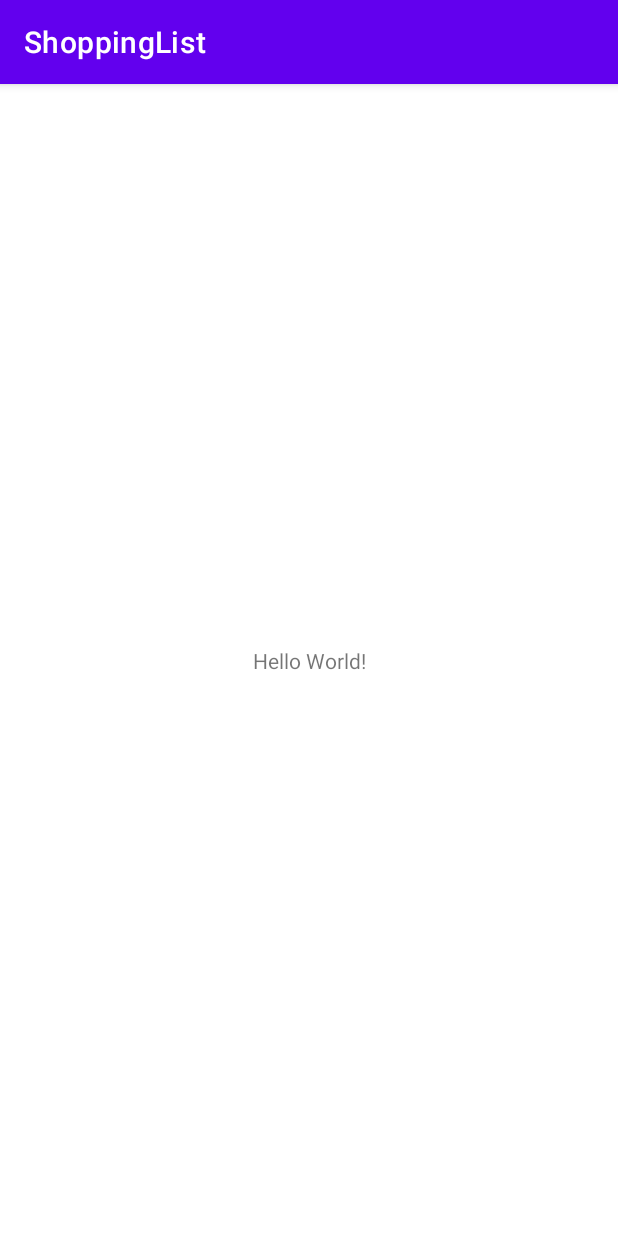
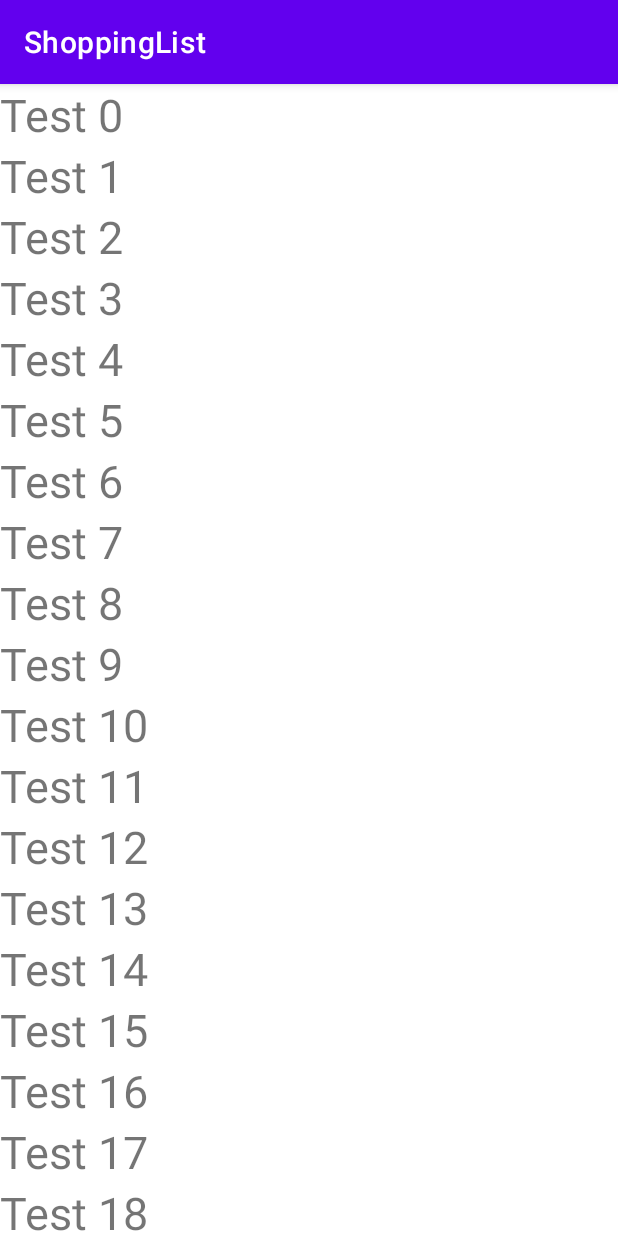
Before and after one commit to mengyuqiao/ShoppingList, an Android app: the screen it shows after launch (MainActivity), on a phone screen of 412 x 824 dp. Run offline under Robolectric (Android 15) with nearby library versions, the phone set to English and light mode, and no system bars.

Commit message:
Second commit: Create Product.java to store product information, create ProductAdapter.java to show information of products dynamically with RecyclerView. Print the position number when a position is pressed.

```diff
--- a/app/src/main/java/com/example/shoppinglist/MainActivity.java
+++ b/app/src/main/java/com/example/shoppinglist/MainActivity.java
@@ -1,14 +1,46 @@
 package com.example.shoppinglist;
 
 import androidx.appcompat.app.AppCompatActivity;
+import androidx.recyclerview.widget.LinearLayoutManager;
+import androidx.recyclerview.widget.RecyclerView;
 
 import android.os.Bundle;
+import android.widget.Toast;
+
+import java.util.ArrayList;
+import java.util.List;
+import java.util.Random;
 
 public class MainActivity extends AppCompatActivity {
+    private List<Product> productList = new ArrayList<>();
 
     @Override
     protected void onCreate(Bundle savedInstanceState) {
         super.onCreate(savedInstanceState);
         setContentView(R.layout.activity_main);
+
+        // generate initial products
+        int min = 1;
+        int max = 1000;
+        for (int i = 0; i < 100; i++) {
+            productList.add(new Product("Test " + i, (float) min + (int) (Math.random() * (max - min))));
+        }
+
+        // send data to adapter
+        RecyclerView recyclerView = findViewById(R.id.rcView);
+
+        LinearLayoutManager linearLayoutManager = new LinearLayoutManager(this);
+        recyclerView.setLayoutManager(linearLayoutManager);
+
+        ProductAdapter productAdapter = new ProductAdapter(productList, this);
+        recyclerView.setAdapter(productAdapter);
+
+        // add listener
+        productAdapter.setOnRecyclerItemClickListener(new ProductAdapter.OnRecyclerItemClickListener() {
+            @Override
+            public void onRecyclerItemClick(int position) {
+                System.out.println("position" + position);
+            }
+        });
     }
 }
--- /dev/null
+++ b/app/src/main/java/com/example/shoppinglist/Product.java
@@ -0,0 +1,55 @@
+package com.example.shoppinglist;
+
+import java.text.SimpleDateFormat;
+import java.util.Calendar;
+import java.util.Date;
+
+public class Product {
+    private String name;
+    private float price;
+    private String date;
+
+    public Product() {
+    }
+
+    public Product(String name, float price) {
+        this.name = name;
+        this.price = price;
+        SimpleDateFormat sdf = new SimpleDateFormat();
+        sdf.applyPattern("yyyy-MM-dd HH:mm:ss");
+        this.date = sdf.format(new Date());
+    }
+
+    public String getName() {
+        return name;
+    }
+
+    public void setName(String name) {
+        this.name = name;
+    }
+
+    public float getPrice() {
+        return price;
+    }
+
+    public void setPrice(float price) {
+        this.price = price;
+    }
+
+    public String getDate() {
+        return date;
+    }
+
+    public void setDate(String date) {
+        this.date = date;
+    }
+
+    @Override
+    public String toString() {
+        return "Product{" +
+                "name='" + name + '\'' +
+                ", price=" + price +
+                ", date='" + date + '\'' +
+                '}';
+    }
+}
--- /dev/null
+++ b/app/src/main/java/com/example/shoppinglist/ProductAdapter.java
@@ -0,0 +1,67 @@
+package com.example.shoppinglist;
+
+import android.content.Context;
+import android.view.View;
+import android.view.ViewGroup;
+import android.widget.TextView;
+
+import androidx.annotation.NonNull;
+import androidx.recyclerview.widget.RecyclerView;
+
+import java.util.ArrayList;
+import java.util.List;
+
+public class ProductAdapter extends RecyclerView.Adapter<ProductAdapter.ProductViewHolder> {
+    private List<Product> productList = new ArrayList<>();
+    private final Context context;
+
+    public ProductAdapter(List<Product> productList, Context context) {
+        this.productList = productList;
+        this.context = context;
+    }
+
+    @NonNull
+    @Override
+    public ProductViewHolder onCreateViewHolder(@NonNull ViewGroup parent, int viewType) {
+        View view = View.inflate(context, R.layout.product_item, null);
+        return new ProductViewHolder(view);
+    }
+
+    @Override
+    public void onBindViewHolder(@NonNull ProductViewHolder holder, int position) {
+        holder.textView.setText(productList.get(position).getName());
+    }
+
+    @Override
+    public int getItemCount() {
+        return productList == null ? 0 : productList.size();
+    }
+
+    public class ProductViewHolder extends RecyclerView.ViewHolder {
+        private TextView textView;
+
+        public ProductViewHolder(@NonNull View itemView) {
+            super(itemView);
+            textView = itemView.findViewById(R.id.item_textview);
+
+            textView.setOnClickListener(new View.OnClickListener() {
+                @Override
+                public void onClick(View view) {
+                    if (onRecyclerItemClickListener != null){
+                        onRecyclerItemClickListener.onRecyclerItemClick(getAdapterPosition());
+                    }
+                }
+            });
+        }
+    }
+
+    private OnRecyclerItemClickListener onRecyclerItemClickListener;
+
+    public void setOnRecyclerItemClickListener(OnRecyclerItemClickListener listener){
+        this.onRecyclerItemClickListener = listener;
+    }
+
+    public interface OnRecyclerItemClickListener{
+        void onRecyclerItemClick(int position);
+    }
+}
--- a/app/src/main/res/layout/activity_main.xml
+++ b/app/src/main/res/layout/activity_main.xml
@@ -6,13 +6,9 @@
     android:layout_height="match_parent"
     tools:context=".MainActivity">
 
-    <TextView
-        android:layout_width="wrap_content"
-        android:layout_height="wrap_content"
-        android:text="Hello World!"
-        app:layout_constraintBottom_toBottomOf="parent"
-        app:layout_constraintLeft_toLeftOf="parent"
-        app:layout_constraintRight_toRightOf="parent"
-        app:layout_constraintTop_toTopOf="parent" />
+    <androidx.recyclerview.widget.RecyclerView
+        android:id="@+id/rcView"
+        android:layout_width="match_parent"
+        android:layout_height="match_parent" />
 
 </androidx.constraintlayout.widget.ConstraintLayout>
--- /dev/null
+++ b/app/src/main/res/layout/product_item.xml
@@ -0,0 +1,15 @@
+<?xml version="1.0" encoding="utf-8"?>
+<LinearLayout xmlns:android="http://schemas.android.com/apk/res/android"
+    xmlns:app="http://schemas.android.com/apk/res-auto"
+    xmlns:tools="http://schemas.android.com/tools"
+    android:layout_width="match_parent"
+    android:layout_height="match_parent"
+    android:orientation="horizontal">
+
+    <TextView
+        android:id="@+id/item_textview"
+        android:textSize="30sp"
+        android:layout_width="wrap_content"
+        android:layout_height="wrap_content"/>
+
+</LinearLayout>
```
